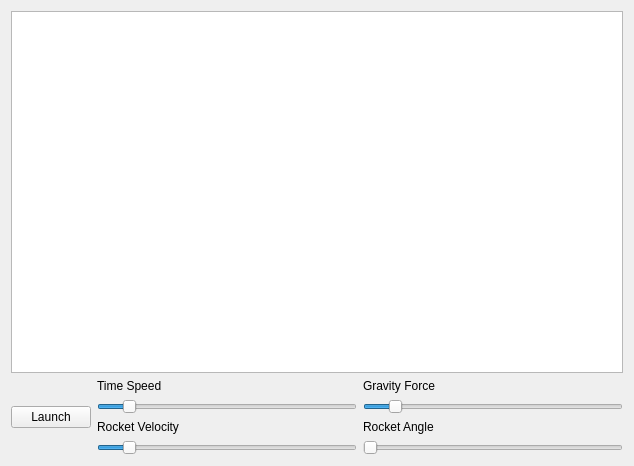
Before: the Qt Designer form mainwindow.ui in ktp-forked-repos/pl.edu.pw.elka.pain.qt, drawn with Qt 5.
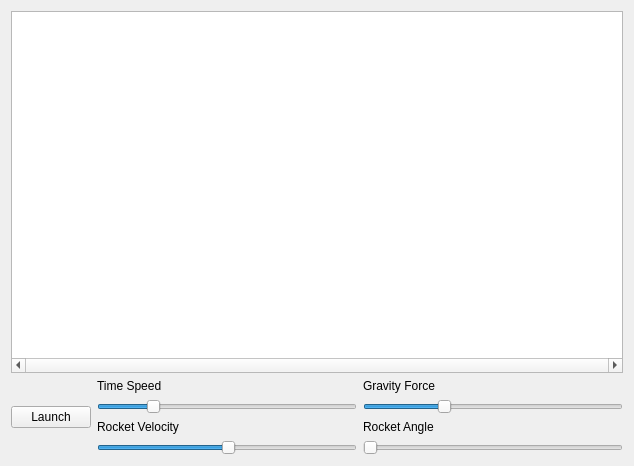
After: the same form once the commit is applied.

```diff
--- a/mainwindow.ui
+++ b/mainwindow.ui
@@ -17,6 +17,15 @@
    <layout class="QVBoxLayout" name="verticalLayout_2">
     <item>
      <widget class="QGraphicsView" name="graphicsView">
+      <property name="verticalScrollBarPolicy">
+       <enum>Qt::ScrollBarAlwaysOff</enum>
+      </property>
+      <property name="horizontalScrollBarPolicy">
+       <enum>Qt::ScrollBarAlwaysOn</enum>
+      </property>
+      <property name="sizeAdjustPolicy">
+       <enum>QAbstractScrollArea::AdjustToContents</enum>
+      </property>
       <property name="backgroundBrush">
        <brush brushstyle="SolidPattern">
         <color alpha="255">
@@ -54,7 +63,7 @@
         <item row="1" column="0">
          <widget class="QSlider" name="sldTimeSpeed">
           <property name="value">
-           <number>10</number>
+           <number>20</number>
           </property>
           <property name="orientation">
            <enum>Qt::Horizontal</enum>
@@ -71,7 +80,7 @@
         <item row="5" column="0">
          <widget class="QSlider" name="sldRocketVelocity">
           <property name="value">
-           <number>10</number>
+           <number>50</number>
           </property>
           <property name="orientation">
            <enum>Qt::Horizontal</enum>
@@ -112,7 +121,7 @@
            <number>99</number>
           </property>
           <property name="value">
-           <number>10</number>
+           <number>30</number>
           </property>
           <property name="orientation">
            <enum>Qt::Horizontal</enum>
```
